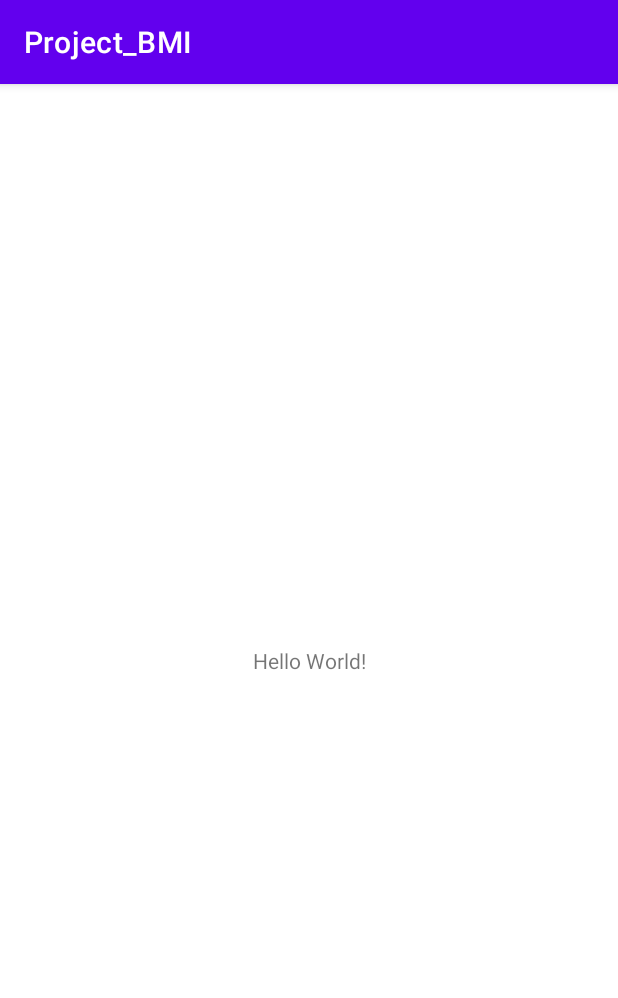
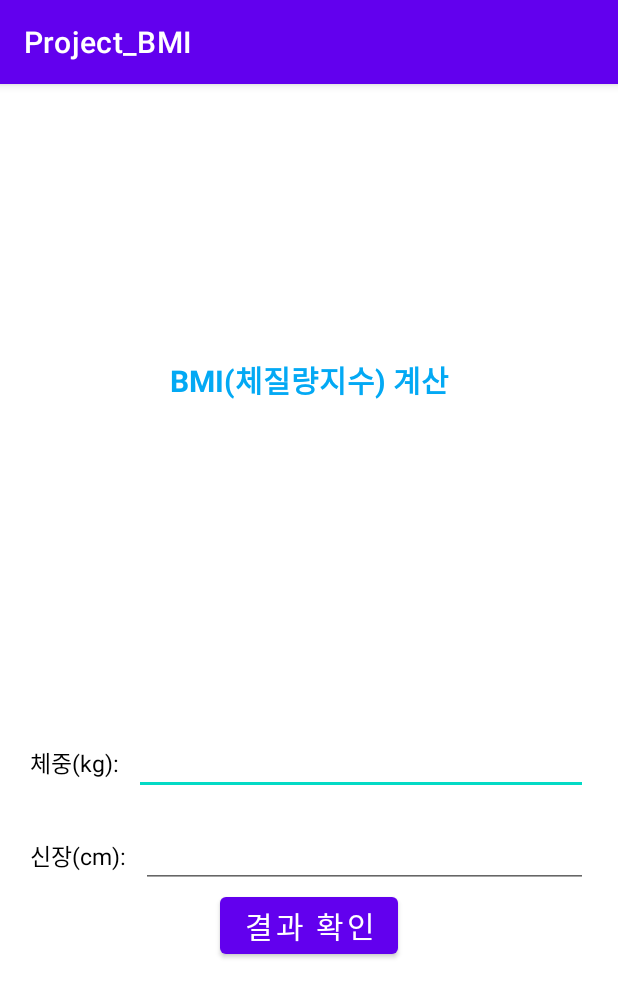
Before and after one commit to Winni-Lina/Project_BMI, an Android app: the screen it shows after launch (MainActivity), on a phone screen of 412 x 824 dp. Shown: the top 998 px of the screen. Run offline under Robolectric (Android 15) with nearby library versions, the phone set to English and light mode, and no system bars.

Commit message:
Edit activity_main.xml Commit

```diff
--- a/app/src/main/res/layout/activity_main.xml
+++ b/app/src/main/res/layout/activity_main.xml
@@ -1,18 +1,66 @@
 <?xml version="1.0" encoding="utf-8"?>
-<androidx.constraintlayout.widget.ConstraintLayout xmlns:android="http://schemas.android.com/apk/res/android"
+<LinearLayout xmlns:android="http://schemas.android.com/apk/res/android"
     xmlns:app="http://schemas.android.com/apk/res-auto"
     xmlns:tools="http://schemas.android.com/tools"
     android:layout_width="match_parent"
     android:layout_height="match_parent"
+    android:gravity="center"
+    android:orientation="vertical"
+    android:padding="20dp"
     tools:context=".MainActivity">
 
     <TextView
+        android:layout_width="match_parent"
+        android:layout_height="wrap_content"
+        android:gravity="center_horizontal"
+        android:text="@string/main_title"
+        android:layout_marginBottom="200dp"
+        android:textSize="20dp"
+        android:textColor="#03A9F4"
+        android:textStyle="bold"
+        />
+    <LinearLayout
+        android:layout_marginTop="20dp"
+        android:orientation="horizontal"
+        android:layout_width="match_parent"
+        android:layout_height="wrap_content">
+        <TextView
+            android:layout_width="wrap_content"
+            android:layout_height="wrap_content"
+            android:text="@string/text_weight"
+            android:layout_marginRight="10dp"
+            android:textSize="15sp"
+            android:textColor="#000000"/>
+        <EditText
+            android:id="@+id/edit_weight"
+            android:layout_width="match_parent"
+            android:layout_height="wrap_content"
+            android:textSize="15sp"
+            android:inputType="number"/>
+    </LinearLayout>
+    <LinearLayout
+        android:layout_marginTop="20dp"
+        android:orientation="horizontal"
+        android:layout_width="match_parent"
+        android:layout_height="wrap_content">
+        <TextView
+            android:layout_width="wrap_content"
+            android:layout_height="wrap_content"
+            android:text="@string/text_height"
+            android:layout_marginRight="10dp"
+            android:textSize="15sp"
+            android:textColor="#000000"/>
+        <EditText
+            android:id="@+id/edit_height"
+            android:layout_width="match_parent"
+            android:layout_height="wrap_content"
+            android:textSize="15sp"
+            android:inputType="number"/>
+    </LinearLayout>
+    <Button
         android:layout_width="wrap_content"
         android:layout_height="wrap_content"
-        android:text="Hello World!"
-        app:layout_constraintBottom_toBottomOf="parent"
-        app:layout_constraintLeft_toLeftOf="parent"
-        app:layout_constraintRight_toRightOf="parent"
-        app:layout_constraintTop_toTopOf="parent" />
-
-</androidx.constraintlayout.widget.ConstraintLayout>
+        android:layout_gravity="center_horizontal"
+        android:textSize="20sp"
+        android:text="@string/btn_check"/>
+</LinearLayout>
--- a/app/src/main/res/values/strings.xml
+++ b/app/src/main/res/values/strings.xml
@@ -1,3 +1,7 @@
 <resources>
     <string name="app_name">Project_BMI</string>
+    <string name="main_title">BMI(체질량지수) 계산</string>
+    <string name="btn_check">결과 확인</string>
+    <string name="text_weight">체중(kg): </string>
+    <string name="text_height">신장(cm): </string>
 </resources>
```
